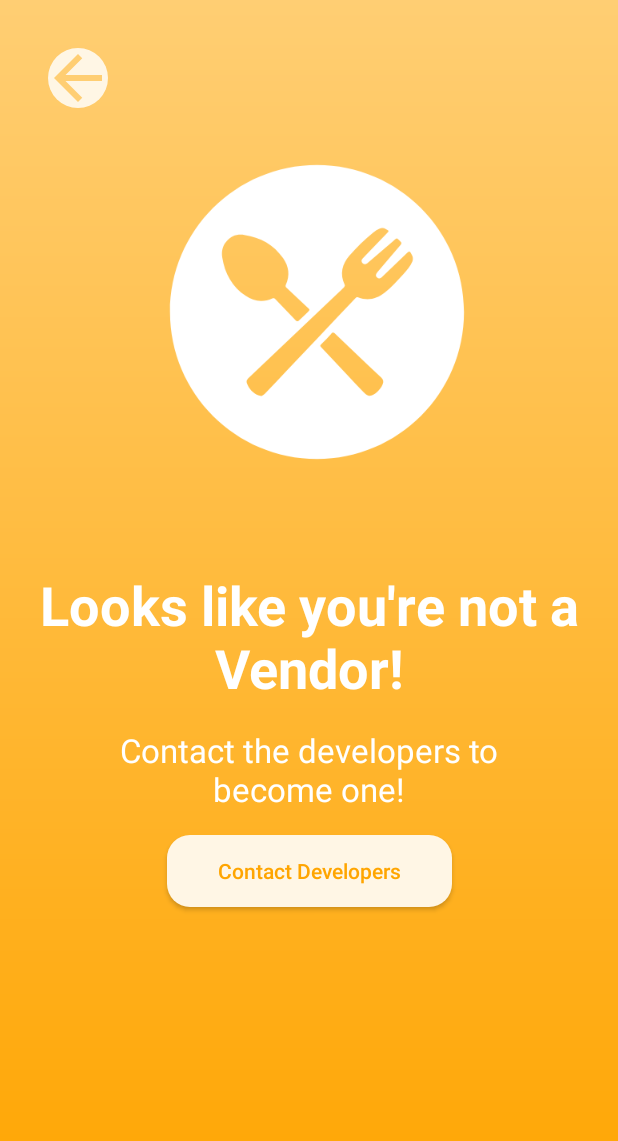
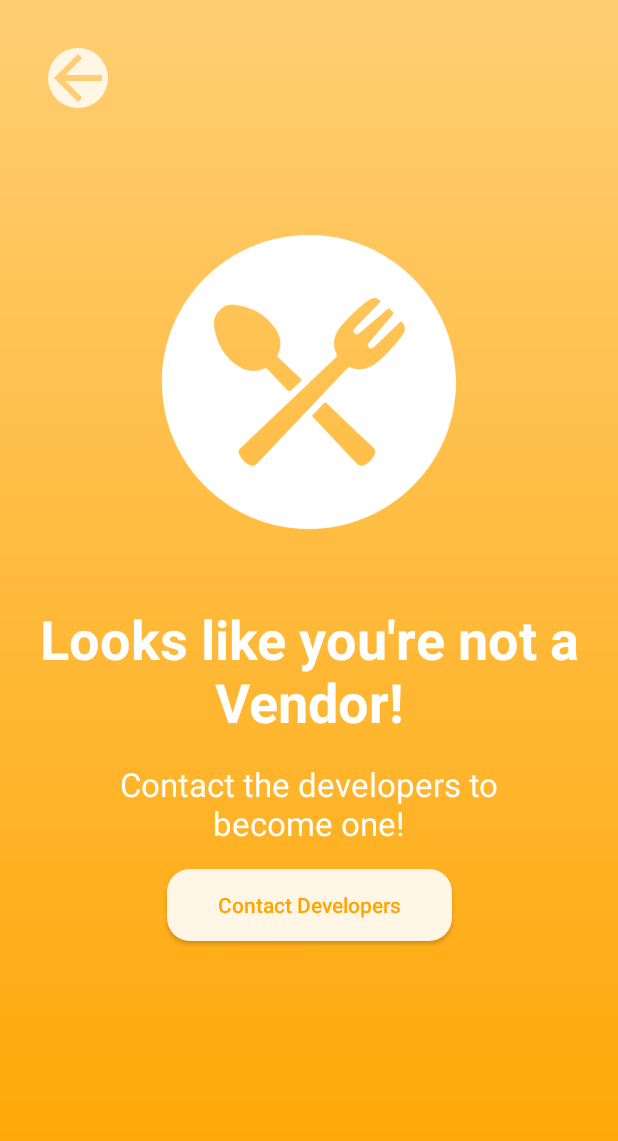
Before and after one commit to mrashment/CurbSide, an Android app: the VendorInviteActivity screen opened directly, with no data from a screen before it, on a phone screen of 412 x 824 dp. Shown: the top 1141 px of the screen. Run offline under Robolectric (Android 15) with nearby library versions, the phone set to English and light mode, and no system bars.

Commit message:
Vendor Invite UI tweaks.

```diff
--- a/app/src/main/res/layout/activity_vendor_invite.xml
+++ b/app/src/main/res/layout/activity_vendor_invite.xml
@@ -15,8 +15,9 @@
         android:layout_marginTop="32dp"
         android:background="@drawable/ic_logo"
         android:contentDescription="app logo"
+        app:layout_constraintBottom_toTopOf="@+id/messageTextView"
         app:layout_constraintEnd_toEndOf="@+id/messageTextView"
-        app:layout_constraintHorizontal_bias="0.532"
+        app:layout_constraintHorizontal_bias="0.5"
         app:layout_constraintStart_toStartOf="@+id/messageTextView"
         app:layout_constraintTop_toBottomOf="@+id/backToHomeButton" />
 
@@ -31,10 +32,9 @@
         android:textStyle="bold"
         app:layout_constraintBottom_toBottomOf="parent"
         app:layout_constraintEnd_toEndOf="parent"
-        app:layout_constraintHorizontal_bias="0.4"
         app:layout_constraintStart_toStartOf="parent"
         app:layout_constraintTop_toTopOf="parent"
-        app:layout_constraintVertical_bias="0.517" />
+        app:layout_constraintVertical_bias="0.55" />
 
     <TextView
         android:id="@+id/textView2"
@@ -46,7 +46,7 @@
         android:text="Contact the developers to become one!"
         android:textAlignment="center"
         android:textColor="#ffffff"
-        android:textSize="22dp"
+        android:textSize="22sp"
         app:layout_constraintEnd_toEndOf="parent"
         app:layout_constraintStart_toStartOf="parent"
         app:layout_constraintTop_toBottomOf="@+id/messageTextView" />
```
